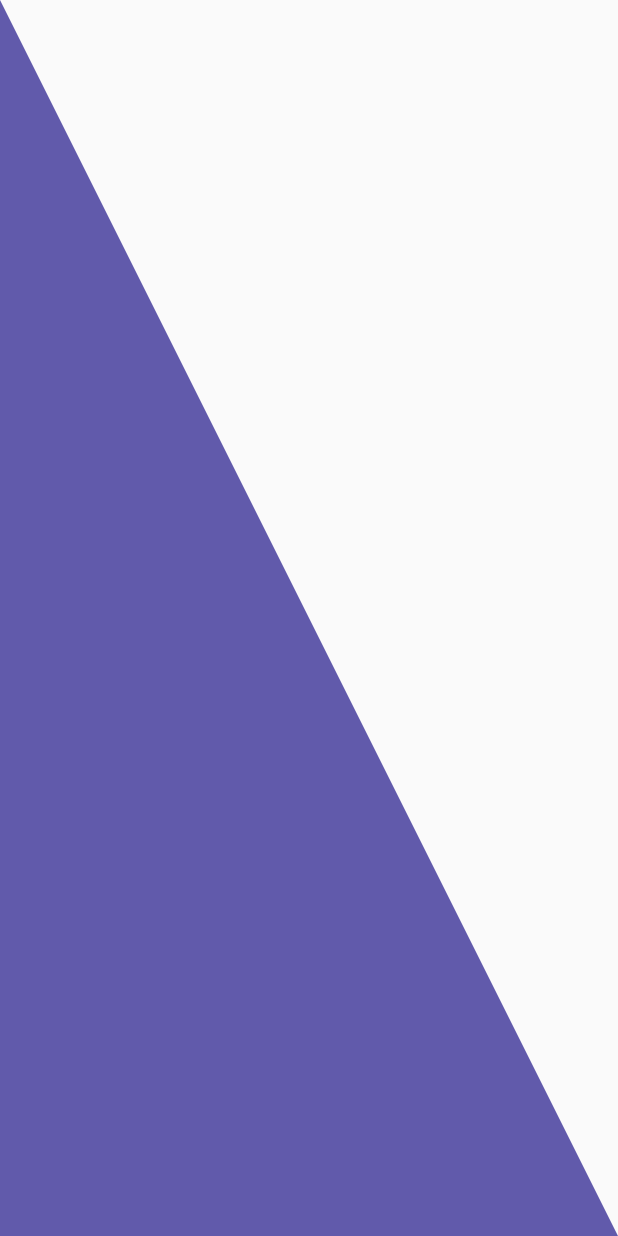
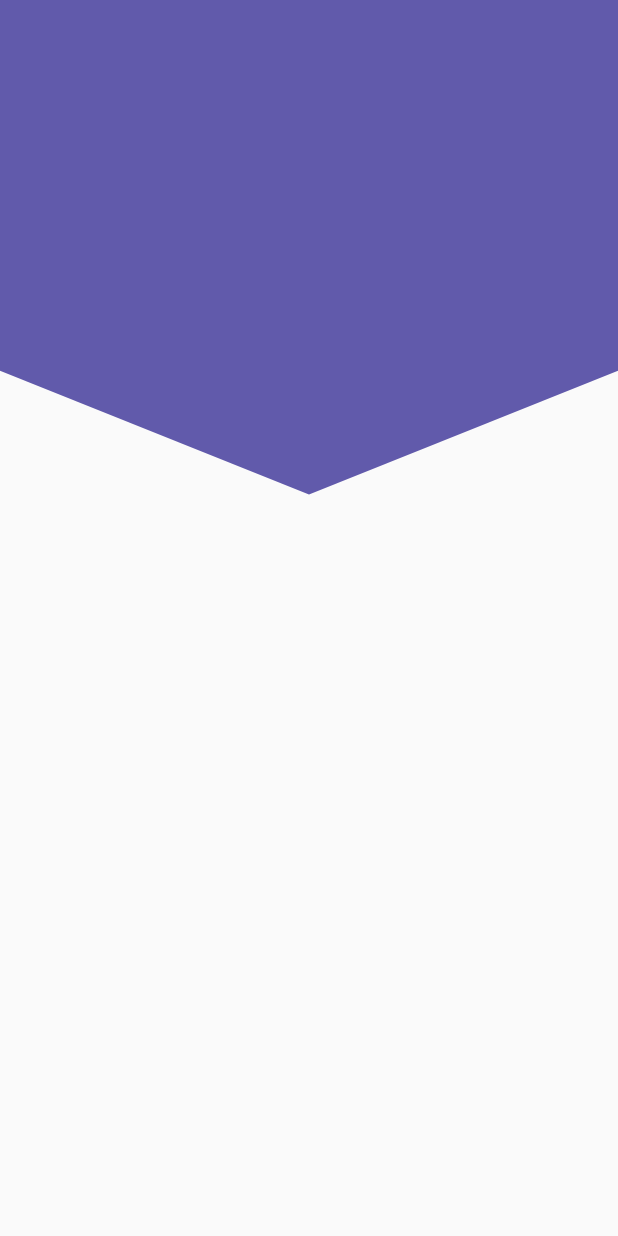
Before and after one commit to PACOdergod/headers, a Flutter app: the screen it shows after launch, on a phone screen of 412 x 824 dp. Run offline on Flutter 3.47's test engine with Material 2 defaults, Android fonts, the phone set to English and light mode, and no system bars.

Commit message:
header pico

```diff
--- a/lib/src/pages/headres_page.dart
+++ b/lib/src/pages/headres_page.dart
@@ -5,7 +5,7 @@ class HeadersPage extends StatelessWidget {
   @override
   Widget build(BuildContext context) {
     return Scaffold(
-      body: HeaderTriangular(),
+      body: HeaderPico(),
     );
   }
 }
--- a/lib/src/widgets/headers.dart
+++ b/lib/src/widgets/headers.dart
@@ -108,3 +108,48 @@ class _HeaderTriangularPainter extends CustomPainter {
     return true;
   }
 }
+
+class HeaderPico extends StatelessWidget {
+  @override
+  Widget build(BuildContext context) {
+    return Container(
+      height: double.infinity,
+      width: double.infinity,
+      //color: Color(0xff615AAB),
+      child: CustomPaint(
+        painter: _HeaderPicoPainter(),
+      ),
+    );
+  }
+}
+
+class _HeaderPicoPainter extends CustomPainter {
+  @override
+  void paint(Canvas canvas, Size size) {
+    final paint = Paint();
+
+    //propiedades
+
+    paint.color = Color(0xff615AAB);
+    paint.style = PaintingStyle.fill; // .stroke  .fill
+    paint.strokeWidth = 2;
+
+    final path = new Path();
+
+    // dibujar con el path y el lapiz
+    //path.moveTo(0, size.height * 0.35);
+    path.lineTo(0, size.height * 0.3);
+    path.lineTo(size.width * 0.5, size.height * 0.4);
+    path.lineTo(size.width, size.height * 0.3);
+    path.lineTo(size.width, 0);
+    path.lineTo(0, 0);
+    //path.lineTo(0, size.height * 0.5);
+
+    canvas.drawPath(path, paint);
+  }
+
+  @override
+  bool shouldRepaint(covariant CustomPainter oldDelegate) {
+    return true;
+  }
+}
```
